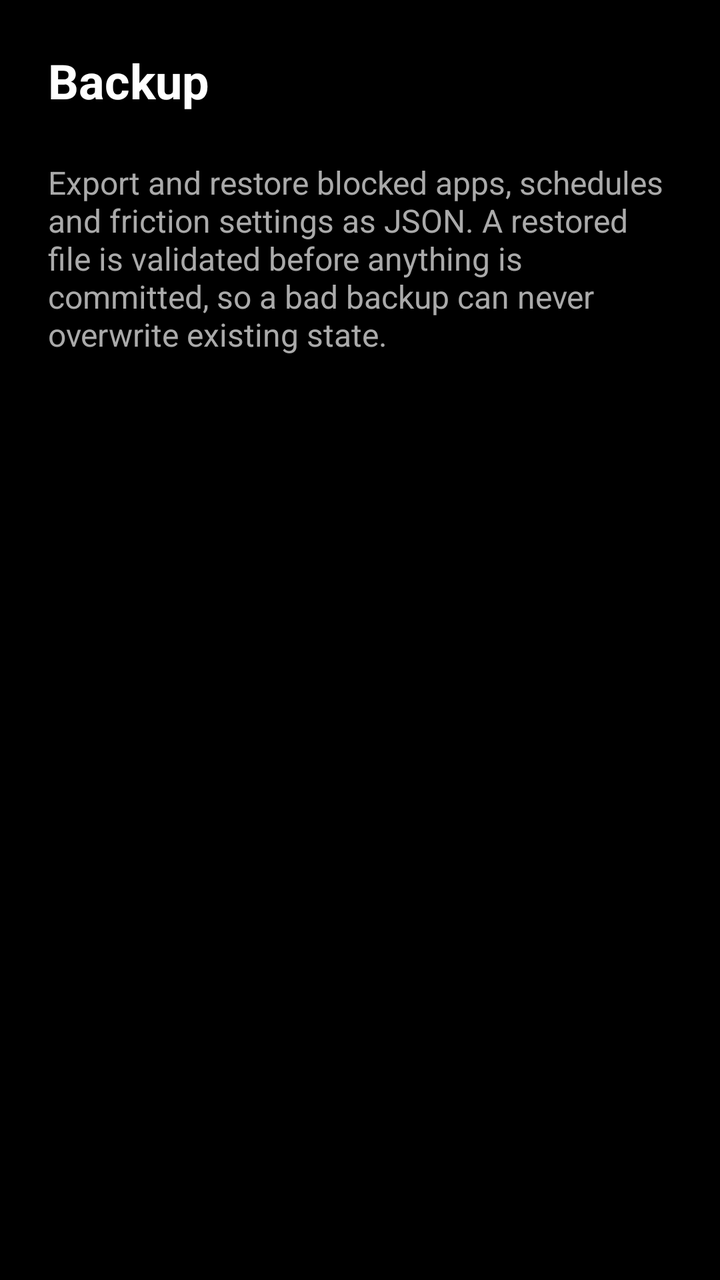
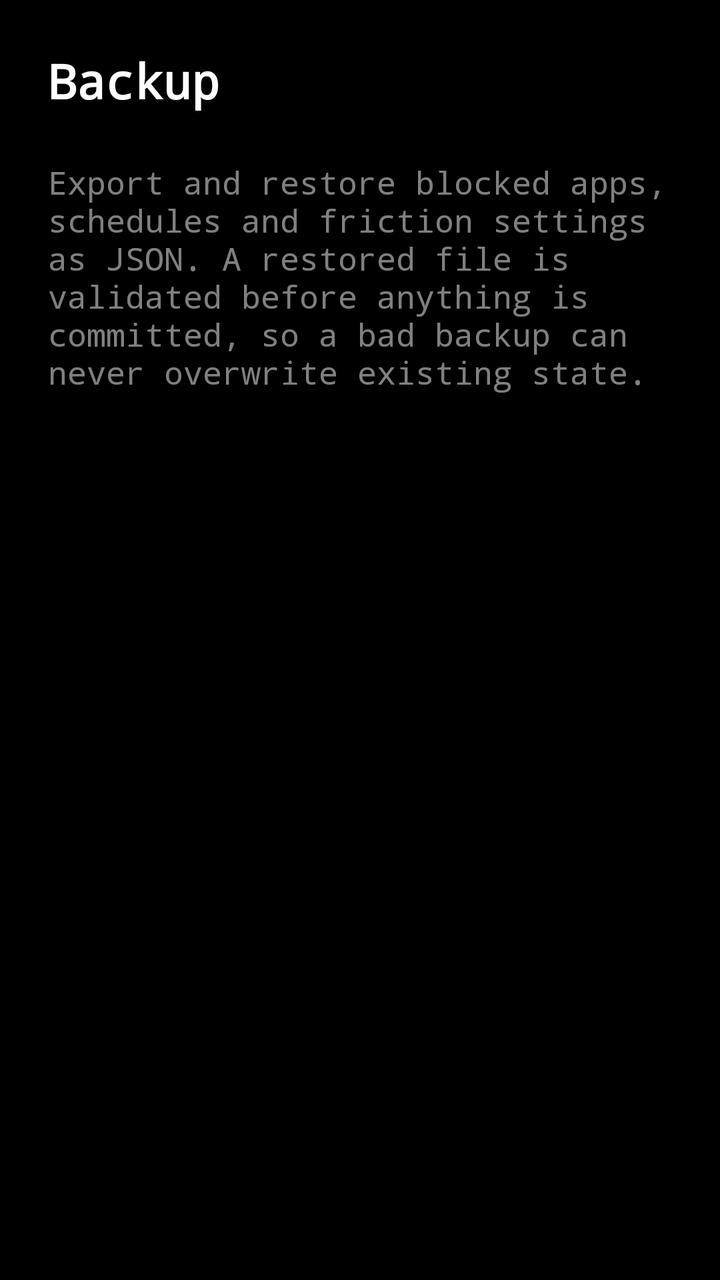

Before-and-after screenshots of an Android layout around one commit, followed by the original layout XML and the change that was made.
<!-- AndroidManifest.xml: application theme Theme.NopeMode -->
<!-- res/layout/activity_backup.xml -->
<?xml version="1.0" encoding="utf-8"?>
<androidx.constraintlayout.widget.ConstraintLayout
    xmlns:android="http://schemas.android.com/apk/res/android"
    xmlns:app="http://schemas.android.com/apk/res-auto"
    android:layout_width="match_parent"
    android:layout_height="match_parent"
    android:padding="24dp">

    <TextView
        android:id="@+id/titleText"
        android:layout_width="wrap_content"
        android:layout_height="wrap_content"
        android:text="@string/backup_title"
        android:textSize="24sp"
        android:textStyle="bold"
        android:textColor="@android:color/white"
        app:layout_constraintTop_toTopOf="parent"
        app:layout_constraintStart_toStartOf="parent" />

    <TextView
        android:id="@+id/hintText"
        android:layout_width="0dp"
        android:layout_height="wrap_content"
        android:layout_marginTop="24dp"
        android:text="@string/backup_hint"
        android:textSize="16sp"
        android:textColor="@android:color/darker_gray"
        app:layout_constraintTop_toBottomOf="@id/titleText"
        app:layout_constraintStart_toStartOf="parent"
        app:layout_constraintEnd_toEndOf="parent" />

</androidx.constraintlayout.widget.ConstraintLayout>
<!-- resources referenced by this layout -->
<resources>
  <string name="backup_hint">Export and restore blocked apps, schedules and friction settings as JSON. A restored file is validated before anything is committed, so a bad backup can never overwrite existing state.</string>
  <string name="backup_title">Backup</string>
  <style name="Theme.NopeMode" parent="Theme.Material3.Dark.NoActionBar">
          <item name="android:windowBackground">@android:color/black</item>
      </style>
</resources>

<!-- the commit's change to res/layout/activity_backup.xml (unified diff, before → after) -->
@@ -4,27 +4,30 @@
     xmlns:app="http://schemas.android.com/apk/res-auto"
     android:layout_width="match_parent"
     android:layout_height="match_parent"
+    android:background="@color/pxx_ink"
     android:padding="24dp">
 
     <TextView
+        android:fontFamily="@string/font_body"
         android:id="@+id/titleText"
         android:layout_width="wrap_content"
         android:layout_height="wrap_content"
         android:text="@string/backup_title"
         android:textSize="24sp"
         android:textStyle="bold"
-        android:textColor="@android:color/white"
+        android:textColor="@color/pxx_paper"
         app:layout_constraintTop_toTopOf="parent"
         app:layout_constraintStart_toStartOf="parent" />
 
     <TextView
+        android:fontFamily="@string/font_body"
         android:id="@+id/hintText"
         android:layout_width="0dp"
         android:layout_height="wrap_content"
         android:layout_marginTop="24dp"
         android:text="@string/backup_hint"
         android:textSize="16sp"
-        android:textColor="@android:color/darker_gray"
+        android:textColor="@color/pxx_white_50"
         app:layout_constraintTop_toBottomOf="@id/titleText"
         app:layout_constraintStart_toStartOf="parent"
         app:layout_constraintEnd_toEndOf="parent" />
<!-- resource entries referenced after the edit -->
@@ -1,9 +1,36 @@
 <!-- resources referenced by this layout -->
 <resources>
+  <color name="pxx_ink">#000000</color>
+  <color name="pxx_paper">#FFFFFF</color>
+  <color name="pxx_white_50">#80FFFFFF</color>
   <string name="backup_hint">Export and restore blocked apps, schedules and friction settings as JSON. A restored file is validated before anything is committed, so a bad backup can never overwrite existing state.</string>
   <string name="backup_title">Backup</string>
+  <string name="font_body" translatable="false">monospace</string>
   <style name="Theme.NopeMode" parent="Theme.Material3.Dark.NoActionBar">
-          <item name="android:windowBackground">@android:color/black</item>
+          <item name="android:windowBackground">@color/pxx_ink</item>
+          <item name="android:colorBackground">@color/pxx_ink</item>
+  
+          
+          <item name="colorPrimary">@color/pxx_signal</item>
+          <item name="colorOnPrimary">@color/pxx_ink</item>
+          <item name="colorSecondary">@color/pxx_signal</item>
+          <item name="colorOnSecondary">@color/pxx_ink</item>
+          <item name="colorAccent">@color/pxx_signal</item>
+  
+          <item name="android:colorControlActivated">@color/pxx_signal</item>
+          <item name="android:colorControlNormal">@color/pxx_white_50</item>
+  
+          <item name="android:textColorPrimary">@color/pxx_white_90</item>
+          <item name="android:textColorSecondary">@color/pxx_white_50</item>
+          <item name="android:textColorHint">@color/pxx_white_50</item>
+  
+          <item name="android:statusBarColor">@color/pxx_ink</item>
+          <item name="android:navigationBarColor">@color/pxx_ink</item>
+          <item name="android:windowLightStatusBar">false</item>
+  
+          <item name="android:fontFamily">@string/font_body</item>
       </style>
+  <color name="pxx_signal">#9BE223</color>
+  <color name="pxx_white_90">#E6FFFFFF</color>
 </resources>
 
